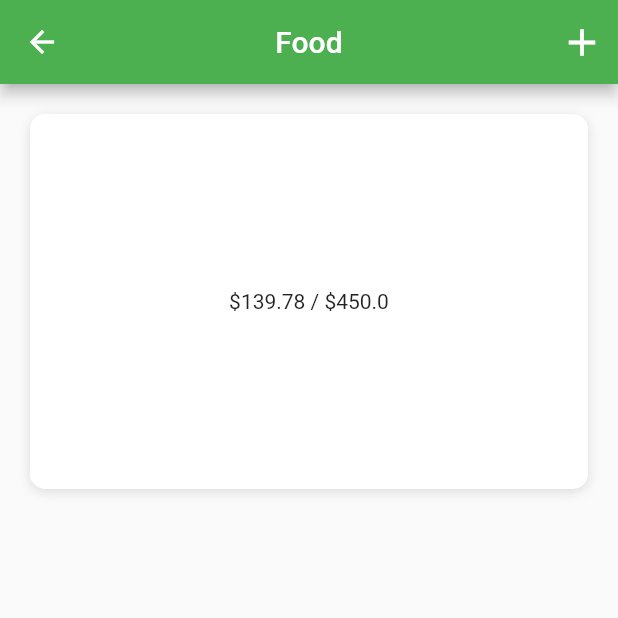
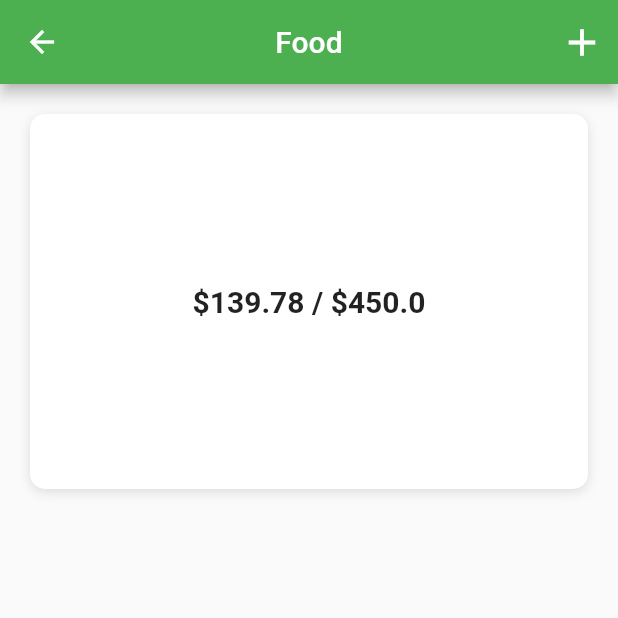
Before and after one commit to Alessandro124/CapitiniBudgetApp, a Flutter app: the screen it shows after launch, after a tap on "Food", on a phone screen of 412 x 824 dp, the top half of it. Run offline on Flutter 3.47's test engine with Material 2 defaults, Android fonts, the phone set to English and light mode, and no system bars.

```diff
--- a/lib/screens/category_screen.dart
+++ b/lib/screens/category_screen.dart
@@ -53,7 +53,10 @@ class _CategoryScreenState extends State<CategoryScreen> {
               ),
               child: Center(
                 child: Text(
-                    '\$${amountLeft.toStringAsFixed(2)} / \$${widget.category.maxAmount}'),
+                  '\$${amountLeft.toStringAsFixed(2)} / \$${widget.category.maxAmount}',
+                  style: const TextStyle(
+                      fontSize: 20.0, fontWeight: FontWeight.w600),
+                ),
               ),
             ),
           ],
```
Also changed, not shown: lib/widgets/radial_painter.dart (added, +22 -0 lines).
